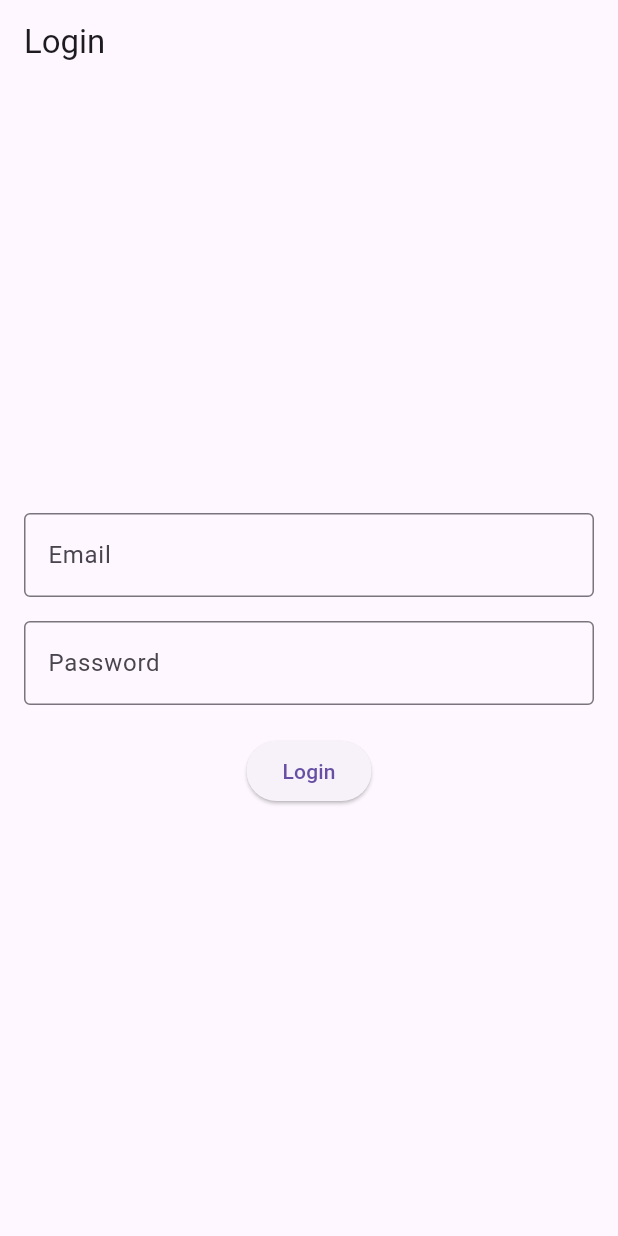
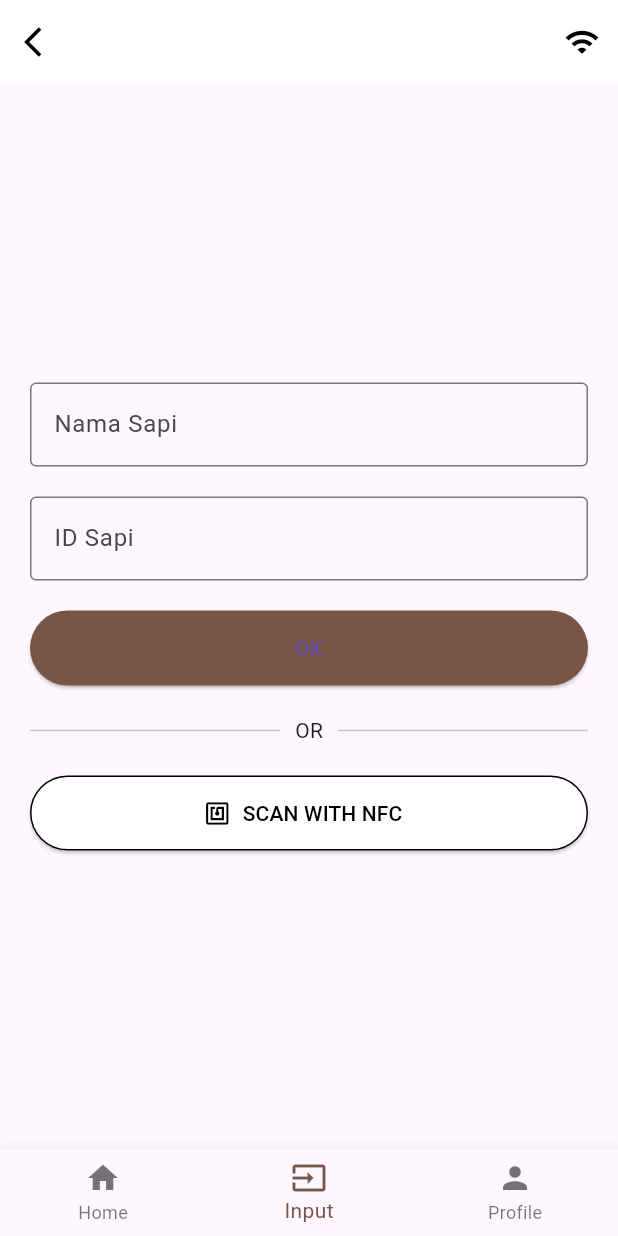
Before and after one commit to MaedaKenji/Protel-ternaknesia, a Flutter app: the screen it shows after launch, on a phone screen of 412 x 824 dp. Run offline on Flutter 3.47's test engine with Material 3 defaults, Android fonts, the phone set to English and light mode, and no system bars.

Commit message:
Bagusan page login

```diff
--- a/lib/main.dart
+++ b/lib/main.dart
@@ -1,4 +1,5 @@
 import 'package:flutter/material.dart';
+import 'package:ternaknesia/screens/nfc_screen.dart';
 import 'screens/login_screen.dart';
 
 void main() {
@@ -6,14 +7,16 @@ void main() {
 }
 
 class MyApp extends StatelessWidget {
+  const MyApp({super.key});
+
   @override
   Widget build(BuildContext context) {
     return MaterialApp(
-      title: 'Login pppppp',
+      title: 'Login App',
       theme: ThemeData(
         primarySwatch: Colors.blue,
       ),
-      home: LoginScreen(), // Set LoginScreen sebagai halaman utama
+      home: NFCPage(), // Set LoginScreen sebagai halaman utama
     );
   }
 }
--- a/lib/screens/login_screen.dart
+++ b/lib/screens/login_screen.dart
@@ -2,134 +2,134 @@ import 'package:flutter/material.dart';
 import 'package:http/http.dart' as http;
 import 'dart:convert';
 
-class LoginScreen extends StatefulWidget {
-  @override
-  _LoginScreenState createState() => _LoginScreenState();
+void main() {
+  runApp(MyApp());
 }
 
-class _LoginScreenState extends State<LoginScreen> {
-  final TextEditingController _emailController = TextEditingController();
-  final TextEditingController _passwordController = TextEditingController();
-  bool _isLoading = false;  // Untuk menampilkan loading indicator saat proses login
+class MyApp extends StatelessWidget {
+  const MyApp({super.key});
 
-  void _login() async {
-    String email = _emailController.text;
-    String password = _passwordController.text;
-
-    if (email.isEmpty || password.isEmpty) {
-      _showErrorDialog('Email and password cannot be empty');
-    } else {
-      setState(() {
-        _isLoading = true;  // Tampilkan loading saat proses login berjalan
-      });
-
-      // Kirim permintaan login ke server
-      final response = await http.post(
-        Uri.parse('http://<your-server-ip>:3000/login'),  // Ganti dengan URL API Anda
-        headers: {'Content-Type': 'application/json'},
-        body: jsonEncode({'email': email, 'password': password}),
+  @override
+  Widget build(BuildContext context) {
+    return MaterialApp(
+      title: 'Ternaknesia Login',
+      theme: ThemeData(
+        primarySwatch: Colors.orange,
+      ),
+      home: LoginPage(),
+      routes: {
+        '/home': (context) => HomePage(),
+      },
     );
-
-      setState(() {
-        _isLoading = false;  // Sembunyikan loading setelah respons diterima
-      });
-
-      if (response.statusCode == 200) {
-        final responseData = jsonDecode(response.body);
-        if (responseData['success']) {
-          // Login berhasil, arahkan ke halaman lain atau tampilkan pesan sukses
-          _showSuccessDialog('Login Successful');
-        } else {
-          // Login gagal, tampilkan pesan kesalahan
-          _showErrorDialog('Login failed: ${responseData['message']}');
-        }
-      } else {
-        _showErrorDialog('Server error: ${response.statusCode}');
-      }
   }
 }
 
-  void _showErrorDialog(String message) {
-    showDialog(
-      context: context,
-      builder: (ctx) => AlertDialog(
-        title: Text('Error'),
-        content: Text(message),
-        actions: <Widget>[
+class LoginPage extends StatefulWidget {
+  const LoginPage({super.key});
+
+  @override
+  _LoginPageState createState() => _LoginPageState();
+}
+
+class _LoginPageState extends State<LoginPage> {
+  final TextEditingController _usernameController = TextEditingController();
+  final TextEditingController _passwordController = TextEditingController();
+
+  void _login() {
+    // Pindah ke halaman Home
+    Navigator.pushNamed(context, '/home');
+  }
+
+  @override
+  Widget build(BuildContext context) {
+    return Scaffold(
+      backgroundColor: Colors.white,
+      body: Padding(
+        padding: const EdgeInsets.all(20.0),
+        child: Center(
+          child: Column(
+            mainAxisAlignment: MainAxisAlignment.center,
+            children: <Widget>[
+              Image.network(
+                'https://upload.wikimedia.org/wikipedia/commons/7/7e/Ternaknesia.png', // URL Logo sementara
+                height: 100,
+              ),
+              const SizedBox(height: 20),
+              const Text(
+                'TERNAKNESIA',
+                style: TextStyle(
+                  fontSize: 24,
+                  fontWeight: FontWeight.bold,
+                ),
+              ),
+              const SizedBox(height: 30),
+              TextField(
+                controller: _usernameController,
+                decoration: const InputDecoration(
+                  labelText: 'Username',
+                  border: OutlineInputBorder(),
+                ),
+              ),
+              const SizedBox(height: 20),
+              TextField(
+                controller: _passwordController,
+                decoration: const InputDecoration(
+                  labelText: 'Password',
+                  border: OutlineInputBorder(),
+                ),
+                obscureText: true,
+              ),
+              const SizedBox(height: 30),
               ElevatedButton(
-            child: Text('OK'),
+                onPressed: _login,
+                style: ElevatedButton.styleFrom(
+                  backgroundColor:
+                      Colors.orange, // Ganti primary jadi backgroundColor
+                  padding:
+                      const EdgeInsets.symmetric(horizontal: 50, vertical: 15),
+                ),
+                child: const Text('LOGIN'),
+              ),
+              const SizedBox(height: 20),
+              const Text('OR'),
+              const SizedBox(height: 20),
+              ElevatedButton.icon(
                 onPressed: () {
-              Navigator.of(ctx).pop();
+                  // Handle Google Login
                 },
-          )
+                icon: const Icon(Icons.login),
+                label: const Text('Login with Google'),
+                style: ElevatedButton.styleFrom(
+                  backgroundColor:
+                      Colors.white, // Ganti primary jadi backgroundColor
+                  foregroundColor:
+                      Colors.black, // Ganti onPrimary jadi foregroundColor
+                  side: const BorderSide(color: Colors.black),
+                ),
+              ),
             ],
+          ),
+        ),
       ),
     );
   }
-
-    void _showSuccessDialog(String message) {
-    showDialog(
-      context: context,
-      builder: (ctx) => AlertDialog(
-        title: Text('Success'),
-        content: Text(message),
-        actions: <Widget>[
-          ElevatedButton(
-            child: Text('OK'),
-            onPressed: () {
-              Navigator.of(ctx).pop();
-              // Arahkan ke halaman berikutnya, atau reset form login
-            },
-          )
-        ],
-      ),
-    );
 }
 
+class HomePage extends StatelessWidget {
+  const HomePage({super.key});
 
   @override
   Widget build(BuildContext context) {
     return Scaffold(
       appBar: AppBar(
-        title: Text('Login'),
+        title: const Text('Home Page'),
       ),
-      body: Padding(
-        padding: const EdgeInsets.all(16.0),
-        child: Column(
-          mainAxisAlignment: MainAxisAlignment.center,
-          children: <Widget>[
-            TextField(
-              controller: _emailController,
-              decoration: InputDecoration(
-                labelText: 'Email',
-                border: OutlineInputBorder(),
-              ),
-              keyboardType: TextInputType.emailAddress,
-            ),
-            SizedBox(height: 16),
-            TextField(
-              controller: _passwordController,
-              decoration: InputDecoration(
-                labelText: 'Password',
-                border: OutlineInputBorder(),
-              ),
-              obscureText: true, // To hide the password input
-            ),
-            SizedBox(height: 20),
-            ElevatedButton(
-              onPressed: _login,
-              child: Text('Login'),
-            ),
-          ],
+      body: const Center(
+        child: Text(
+          'Welcome to Home Page!',
+          style: TextStyle(fontSize: 24),
         ),
       ),
     );
   }
-
-  @override
-  void dispose() {
-    _emailController.dispose();
-    _passwordController.dispose();
-    super.dispose();
 }
-}
--- /dev/null
+++ b/lib/screens/nfc_screen.dart
@@ -0,0 +1,114 @@
+import 'package:flutter/material.dart';
+
+void main() {
+  runApp(NFCPage());
+}
+
+class NFCPage extends StatelessWidget {
+  const NFCPage({super.key});
+
+  @override
+  Widget build(BuildContext context) {
+    return MaterialApp(
+      debugShowCheckedModeBanner: false,
+      home: InputPage(),
+    );
+  }
+}
+
+class InputPage extends StatelessWidget {
+  const InputPage({super.key});
+
+  @override
+  Widget build(BuildContext context) {
+    return Scaffold(
+      appBar: AppBar(
+        backgroundColor: Colors.white,
+        elevation: 0,
+        leading: IconButton(
+          icon: const Icon(Icons.arrow_back_ios, color: Colors.black),
+          onPressed: () {},
+        ),
+        actions: [
+          IconButton(
+            icon: const Icon(Icons.wifi, color: Colors.black),
+            onPressed: () {},
+          ),
+        ],
+      ),
+      body: Padding(
+        padding: const EdgeInsets.symmetric(horizontal: 20.0),
+        child: Column(
+          mainAxisAlignment: MainAxisAlignment.center,
+          children: [
+            const TextField(
+              decoration: InputDecoration(
+                border: OutlineInputBorder(),
+                labelText: 'Nama Sapi',
+              ),
+            ),
+            const SizedBox(height: 20),
+            const TextField(
+              decoration: InputDecoration(
+                border: OutlineInputBorder(),
+                labelText: 'ID Sapi',
+              ),
+            ),
+            const SizedBox(height: 20),
+            ElevatedButton(
+              onPressed: () {},
+              style: ElevatedButton.styleFrom(
+                backgroundColor: Colors.brown, // Warna sesuai gambar
+                minimumSize:
+                    const Size(double.infinity, 50), // Lebar tombol penuh
+              ),
+              child: const Text('OK'),
+            ),
+            const SizedBox(height: 20),
+            const Row(
+              children: [
+                Expanded(child: Divider(thickness: 1)),
+                Padding(
+                  padding: EdgeInsets.symmetric(horizontal: 10.0),
+                  child: Text('OR'),
+                ),
+                Expanded(child: Divider(thickness: 1)),
+              ],
+            ),
+            const SizedBox(height: 20),
+            ElevatedButton.icon(
+              onPressed: () {},
+              icon: const Icon(Icons.nfc),
+              label: const Text('SCAN WITH NFC'),
+              style: ElevatedButton.styleFrom(
+                backgroundColor: Colors.white, // Background warna putih
+                foregroundColor: Colors.black, // Warna teks dan ikon hitam
+                side: const BorderSide(color: Colors.black), // Border hitam
+                minimumSize:
+                    const Size(double.infinity, 50), // Lebar tombol penuh
+              ),
+            ),
+          ],
+        ),
+      ),
+      bottomNavigationBar: BottomNavigationBar(
+        currentIndex: 1,
+        items: const [
+          BottomNavigationBarItem(
+            icon: Icon(Icons.home),
+            label: 'Home',
+          ),
+          BottomNavigationBarItem(
+            icon: Icon(Icons.input),
+            label: 'Input',
+          ),
+          BottomNavigationBarItem(
+            icon: Icon(Icons.person),
+            label: 'Profile',
+          ),
+        ],
+        selectedItemColor: Colors.brown,
+      ),
+    );
+  }
+}
--- a/lib/screens/user_page.dart
+++ b/lib/screens/user_page.dart
@@ -2,6 +2,8 @@ import 'package:flutter/material.dart';
 import 'package:ternaknesia/services/api_service.dart';
 
 class UsersPage extends StatefulWidget {
+  const UsersPage({super.key});
+
   @override
   _UsersPageState createState() => _UsersPageState();
 }
@@ -24,7 +26,7 @@ class _UsersPageState extends State<UsersPage> {
   Widget build(BuildContext context) {
     return Scaffold(
       appBar: AppBar(
-        title: Text('Users'),
+        title: const Text('Users'),
       ),
       body: ListView.builder(
         itemCount: users.length,
```
Also changed, not shown: 1 other file. Lines whose indentation alone changed are shown as unchanged.
